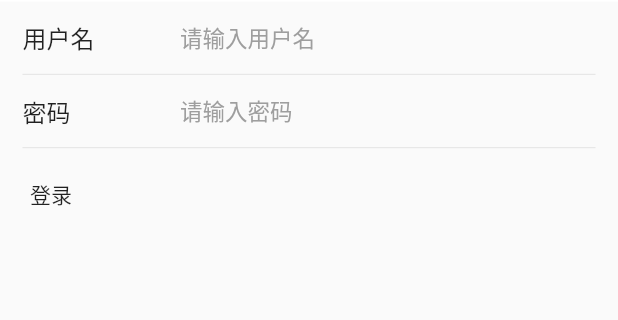
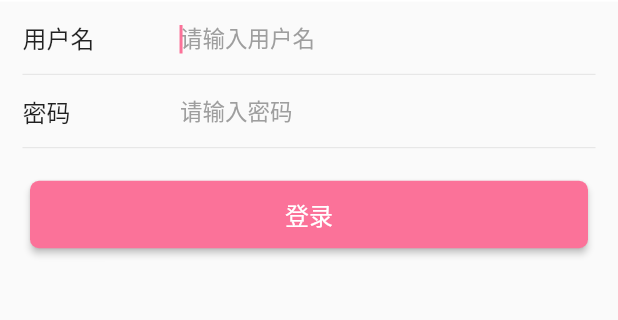
Before and after one commit to vasesen/flutter_learn, a Flutter app: the LoginPage screen opened directly, after a tap on "登录", on a phone screen of 412 x 824 dp, the part 234-554 px from its top. Run offline on Flutter 3.47's test engine with Material 2 defaults, Android fonts, the phone set to English and light mode, and no system bars; our stand-ins replace dio, fluttertoast, shared_preferences; accounts and stored records are empty; network calls fail.

Commit message:
初步实现登录

```diff
--- a/lib/page/login_page.dart
+++ b/lib/page/login_page.dart
@@ -1,5 +1,10 @@
+import 'dart:convert';
+
+import 'package:bilibili_app/http/core/net_error.dart';
 import 'package:bilibili_app/http/dao/login_dao.dart';
+import 'package:bilibili_app/util/toast.dart';
 import 'package:bilibili_app/widget/appbar.dart';
+import 'package:bilibili_app/widget/login_button.dart';
 import 'package:bilibili_app/widget/login_effect.dart';
 import 'package:bilibili_app/widget/login_input.dart';
 import 'package:flutter/cupertino.dart';
@@ -30,7 +35,7 @@
               title: '用户名',
               hint: "请输入用户名",
               lineStretch: true,
-              obscureText: true,
+              obscureText: false,
               onChanged: (text) {
                 userName = text;
               },
@@ -50,8 +55,9 @@
               },
             ),
             Padding(
-              padding: EdgeInsets.only(top: 20, left: 20, right: 200),
-              child: _loginButton(),
+              padding: EdgeInsets.only(top: 20, left: 20, right: 20),
+              child: LoginButton(
+                  title: '登录', enable: loginEnable, onPressed: send),
             )
           ],
         ),
@@ -75,21 +81,19 @@
     });
   }
 
-  _loginButton() {
-    return InkWell(
-      onTap: () {
-        // 注册事件
-        print('tap:${userName.isNotEmpty}');
-        _send();
-      },
-      child: Text(
-        '登录',
-      ),
-    );
-  }
-
-  void _send() async {
-    var result = await LoginDao.login(userName, password);
-    print(result);
+  void send() async {
+    try {
+      var result = await LoginDao.login(userName, password);
+      print(result);
+      if (jsonDecode(result.toString())['code'] == 0) {
+        showToast('登录成功');
+      } else {
+        showWarnToast(jsonDecode(result.toString())['msg']);
+      }
+    } on NeedAuth catch (e) {
+      print(e);
+    } on NetError catch (e) {
+      print(e);
+    }
   }
 }
--- /dev/null
+++ b/lib/widget/login_button.dart
@@ -0,0 +1,39 @@
+import 'package:bilibili_app/util/color.dart';
+//import 'package:flutter/cupertino.dart';
+import 'package:flutter/material.dart';
+
+class LoginButton extends StatefulWidget {
+  const LoginButton({
+    Key? key,
+    required this.title,
+    this.enable = true,
+    this.onPressed,
+  }) : super(key: key);
+  final String title;
+  final bool enable;
+  final VoidCallback? onPressed;
+
+  @override
+  _LoginButtonState createState() => _LoginButtonState();
+}
+
+class _LoginButtonState extends State<LoginButton> {
+  @override
+  Widget build(BuildContext context) {
+    return FractionallySizedBox(
+      widthFactor: 1,
+      child: MaterialButton(
+        shape: RoundedRectangleBorder(borderRadius: BorderRadius.circular(6)),
+        height: 45,
+        //onPressed: widget.enable ? widget.onPressed : null,
+        onPressed: widget.onPressed,
+        disabledColor: primary[50],
+        color: primary,
+        child: Text(
+          widget.title,
+          style: TextStyle(color: Colors.white, fontSize: 16),
+        ),
+      ),
+    );
+  }
+}
```
Also changed, not shown: lib/page/register_page.dart (+9 -8 lines), lib/util/toast.dart (added, +19 -0 lines).
